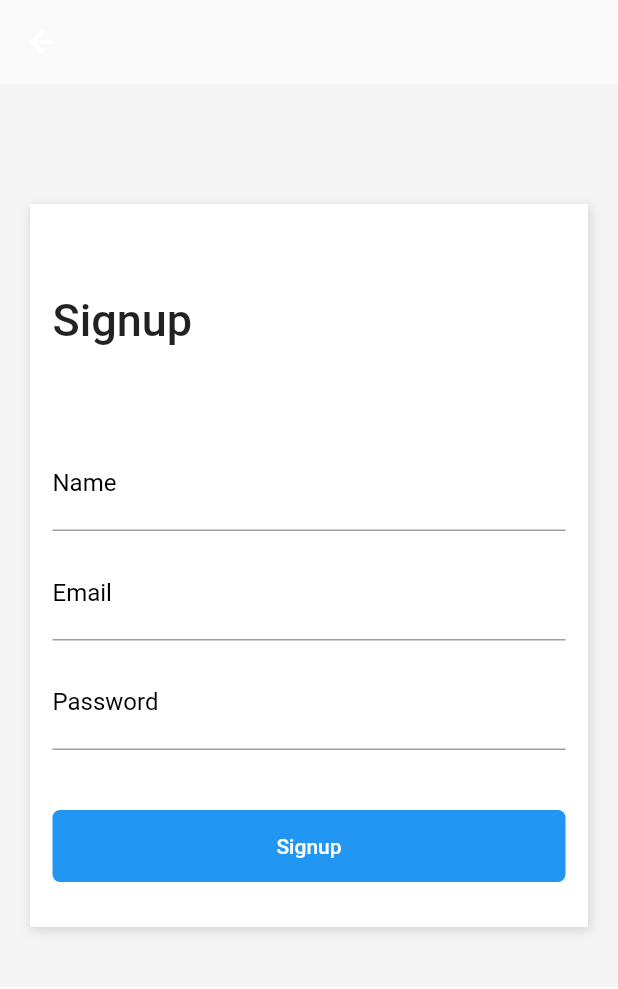
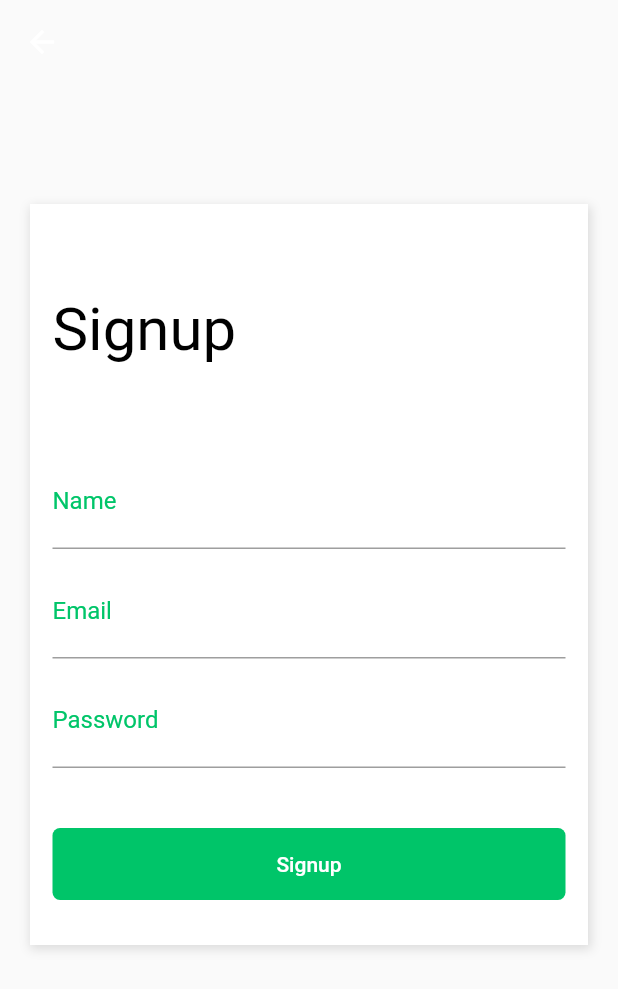
Before and after one commit to VitoriaMagnus/shopping, a Flutter app: the screen it shows after launch, item 3 of the bottom bar chosen, after a tap on "Sign Up", on a phone screen of 412 x 824 dp. Shown: the top 989 px of the screen. Run offline on Flutter 3.47's test engine with Material 2 defaults, Android fonts, the phone set to English and light mode, and no system bars.

```diff
--- a/lib/main.dart
+++ b/lib/main.dart
@@ -1,5 +1,7 @@
 import 'package:flutter/material.dart';
 import 'package:shopping/pages/tabs_page.dart';
+import 'package:shopping/themes/dark.theme.dart';
+import 'package:shopping/themes/light.theme.dart';
 
 void main() {
   runApp(const MyApp());
@@ -13,9 +15,7 @@ class MyApp extends StatelessWidget {
     return MaterialApp(
       title: 'Flutter Demo',
       debugShowCheckedModeBanner: false,
-      theme: ThemeData(
-        primaryColor: Colors.amber,
-      ),
+      theme: lightTheme(),
       home: const DefaultTabController(
         length: 3,
         child: TabsPage(),
--- a/lib/pages/home_page.dart
+++ b/lib/pages/home_page.dart
@@ -13,7 +13,6 @@ class HomePage extends StatelessWidget {
       body: SingleChildScrollView(
         child: Container(
           padding: EdgeInsets.all(15),
-          color: Color(0xFFF5F5F5),
           child: Column(
             crossAxisAlignment: CrossAxisAlignment.stretch,
             children: [
@@ -26,9 +25,7 @@ class HomePage extends StatelessWidget {
               ),
               Text(
                 'Categories',
-                style: TextStyle(
-                  fontSize: 30,
-                ),
+                style: Theme.of(context).textTheme.headlineMedium,
               ),
               SizedBox(
                 height: 10,
@@ -43,11 +40,9 @@ class HomePage extends StatelessWidget {
               Row(
                 mainAxisAlignment: MainAxisAlignment.spaceBetween,
                 children: [
-                  const Text(
+                  Text(
                     'Best Selling',
-                    style: TextStyle(
-                      fontSize: 30,
-                    ),
+                    style: Theme.of(context).textTheme.headlineMedium,
                   ),
                   TextButton(
                     onPressed: () {},
--- a/lib/pages/login_page.dart
+++ b/lib/pages/login_page.dart
@@ -1,3 +1,5 @@
+// ignore_for_file: prefer_const_constructors
+
 import 'package:flutter/material.dart';
 import 'package:shopping/pages/home_page.dart';
 import 'package:shopping/pages/signup_page.dart';
@@ -10,7 +12,6 @@ class LoginPage extends StatelessWidget {
     return Scaffold(
       body: SingleChildScrollView(
         child: Container(
-          color: Color(0xFFF5F5F5),
           padding: const EdgeInsets.only(
             top: 80,
             left: 20,
@@ -47,12 +48,13 @@ class LoginPage extends StatelessWidget {
                             children: [
                               Text(
                                 'Welcome',
-                                style: TextStyle(
-                                  fontSize: 30,
-                                  fontWeight: FontWeight.w500,
-                                ),
+                                style:
+                                    Theme.of(context).textTheme.headlineLarge,
                               ),
-                              Text('Sign in to continue'),
+                              Text(
+                                'Sign in to continue',
+                                style: Theme.of(context).textTheme.subtitle1,
+                              ),
                             ],
                           ),
                           TextButton(
@@ -64,7 +66,11 @@ class LoginPage extends StatelessWidget {
                                 ),
                               );
                             },
-                            child: Text('Sign Up'),
+                            child: Text(
+                              'Sign Up',
+                              style: TextStyle(
+                                  color: Theme.of(context).colorScheme.primary),
+                            ),
                           ),
                         ],
                       ),
@@ -77,7 +83,7 @@ class LoginPage extends StatelessWidget {
                         decoration: InputDecoration(
                           labelText: 'Email',
                           labelStyle: TextStyle(
-                            color: Colors.black,
+                            color: Theme.of(context).colorScheme.primary,
                             fontWeight: FontWeight.w400,
                             fontSize: 16,
                           ),
@@ -96,7 +102,7 @@ class LoginPage extends StatelessWidget {
                         decoration: InputDecoration(
                           labelText: 'Password',
                           labelStyle: TextStyle(
-                            color: Colors.black,
+                            color: Theme.of(context).colorScheme.primary,
                             fontWeight: FontWeight.w400,
                             fontSize: 16,
                           ),
@@ -110,7 +116,12 @@ class LoginPage extends StatelessWidget {
                         alignment: Alignment.centerRight,
                         child: TextButton(
                           onPressed: () {},
-                          child: const Text('Forgot your password?'),
+                          child: Text(
+                            'Forgot your password?',
+                            style: TextStyle(
+                              color: Theme.of(context).colorScheme.primary,
+                            ),
+                          ),
                         ),
                       ),
                       const SizedBox(
@@ -118,8 +129,8 @@ class LoginPage extends StatelessWidget {
                       ),
                       Container(
                         width: double.infinity,
-                        decoration: const BoxDecoration(
-                          color: Colors.blue,
+                        decoration: BoxDecoration(
+                          color: Theme.of(context).colorScheme.primary,
                           borderRadius: BorderRadius.all(
                             Radius.circular(5),
                           ),
@@ -157,7 +168,7 @@ class LoginPage extends StatelessWidget {
                 decoration: BoxDecoration(
                   border: Border.all(
                     width: 2,
-                    color: Colors.blue,
+                    color: Theme.of(context).colorScheme.primary,
                   ),
                   borderRadius: BorderRadius.all(
                     Radius.circular(5),
@@ -174,7 +185,10 @@ class LoginPage extends StatelessWidget {
                           'assets/facebook.png',
                         ),
                       ),
-                      const Text('Sign In with Facebook'),
+                      Text(
+                        'Sign In with Facebook',
+                        style: Theme.of(context).textTheme.bodyLarge,
+                      ),
                     ],
                   ),
                 ),
@@ -188,7 +202,7 @@ class LoginPage extends StatelessWidget {
                 decoration: BoxDecoration(
                   border: Border.all(
                     width: 2,
-                    color: Colors.blue,
+                    color: Theme.of(context).colorScheme.primary,
                   ),
                   borderRadius: BorderRadius.all(
                     Radius.circular(5),
@@ -205,7 +219,10 @@ class LoginPage extends StatelessWidget {
                           'assets/google.png',
                         ),
                       ),
-                      const Text('Sign In with Google'),
+                      Text(
+                        'Sign In with Google',
+                        style: Theme.of(context).textTheme.bodyLarge,
+                      ),
                     ],
                   ),
                 ),
--- a/lib/pages/signup_page.dart
+++ b/lib/pages/signup_page.dart
@@ -12,7 +12,6 @@ class SignupPage extends StatelessWidget {
       ),
       body: SingleChildScrollView(
         child: Container(
-          color: Color(0xFFF5F5F5),
           padding: const EdgeInsets.only(
             top: 80,
             left: 20,
@@ -44,10 +43,7 @@ class SignupPage extends StatelessWidget {
                     children: [
                       Text(
                         'Signup',
-                        style: TextStyle(
-                          fontSize: 30,
-                          fontWeight: FontWeight.w500,
-                        ),
+                        style: Theme.of(context).textTheme.headlineLarge,
                       ),
                       SizedBox(
                         height: 60,
@@ -58,7 +54,7 @@ class SignupPage extends StatelessWidget {
                         decoration: InputDecoration(
                           labelText: 'Name',
                           labelStyle: TextStyle(
-                            color: Colors.black,
+                            color: Theme.of(context).colorScheme.primary,
                             fontWeight: FontWeight.w400,
                             fontSize: 16,
                           ),
@@ -76,7 +72,7 @@ class SignupPage extends StatelessWidget {
                         decoration: InputDecoration(
                           labelText: 'Email',
                           labelStyle: TextStyle(
-                            color: Colors.black,
+                            color: Theme.of(context).colorScheme.primary,
                             fontWeight: FontWeight.w400,
                             fontSize: 16,
                           ),
@@ -95,7 +91,7 @@ class SignupPage extends StatelessWidget {
                         decoration: InputDecoration(
                           labelText: 'Password',
                           labelStyle: TextStyle(
-                            color: Colors.black,
+                            color: Theme.of(context).colorScheme.primary,
                             fontWeight: FontWeight.w400,
                             fontSize: 16,
                           ),
@@ -109,14 +105,14 @@ class SignupPage extends StatelessWidget {
                       ),
                       Container(
                         width: double.infinity,
-                        decoration: const BoxDecoration(
-                          color: Colors.blue,
+                        decoration: BoxDecoration(
+                          color: Theme.of(context).colorScheme.primary,
                           borderRadius: BorderRadius.all(
                             Radius.circular(5),
                           ),
                         ),
                         child: TextButton(
-                          child: const Text(
+                          child: Text(
                             'Signup',
                             style: TextStyle(
                               color: Colors.white,
--- a/lib/pages/tabs_page.dart
+++ b/lib/pages/tabs_page.dart
@@ -28,11 +28,11 @@ class TabsPage extends StatelessWidget {
             icon: Icon(Icons.perm_identity),
           ),
         ],
-        labelColor: Colors.blue,
+        labelColor: Color(0xFF00C569),
         unselectedLabelColor: Colors.black38,
         indicatorSize: TabBarIndicatorSize.label,
         indicatorPadding: EdgeInsets.all(5.0),
-        indicatorColor: Colors.blue,
+        indicatorColor: Color(0xFF00C569),
       ),
     );
   }
--- /dev/null
+++ b/lib/themes/light.theme.dart
@@ -0,0 +1,31 @@
+// ignore_for_file: prefer_const_constructors
+import 'package:flutter/material.dart';
+
+const brightness = Brightness.light; // troca o tema da cor!
+const primaryColor = Color(0xFF00C569);
+const lightColor = Color(0xFFFFFFFF);
+const backgroundColor = Color(0xFFF5F5F5);
+const dangerColor = Color(0xFFFF0000);
+
+ThemeData lightTheme() {
+  return ThemeData(
+    colorScheme: ColorScheme.light(
+      brightness: brightness,
+      primary: primaryColor,
+      onPrimary: Colors.white,
+    ),
+    tabBarTheme: const TabBarTheme(
+      labelColor: primaryColor,
+    ),
+
+    textTheme: TextTheme(
+      headlineMedium: TextStyle(
+        color: Colors.black,
+        fontSize: 30,
+      ),
+      // bodyText1: TextStyle(color: Colors.red),
+      headlineLarge: TextStyle(color: Colors.black),
+      // button: TextStyle(color: Colors.green),
+    ), // textTheme: TextTheme(
+  );
+}
--- a/lib/widgets/product/product_card_widget.dart
+++ b/lib/widgets/product/product_card_widget.dart
@@ -76,9 +76,7 @@ class ProductCard extends StatelessWidget {
             style: TextStyle(
               fontSize: 16,
               fontWeight: FontWeight.bold,
-              color: Color(
-                0xFF00C569,
-              ),
+              color: Theme.of(context).colorScheme.primary,
             ),
           )
         ],
--- a/lib/widgets/product/product_list_widget.dart
+++ b/lib/widgets/product/product_list_widget.dart
@@ -3,7 +3,7 @@ import 'package:shopping/widgets/product/product_card_widget.dart';
 
 class ProductList extends StatelessWidget {
   final Axis? scrollDirection;
-  ProductList({this.scrollDirection});
+  const ProductList({this.scrollDirection});
 
   @override
   Widget build(BuildContext context) {
--- a/lib/widgets/search_box_widget.dart
+++ b/lib/widgets/search_box_widget.dart
@@ -24,18 +24,18 @@ class SearchBox extends StatelessWidget {
             padding: const EdgeInsets.only(left: 10),
             child: TextFormField(
               keyboardType: TextInputType.text,
-              decoration: const InputDecoration(
+              decoration: InputDecoration(
                 border: InputBorder.none,
                 labelText: 'Search...',
                 labelStyle: TextStyle(
-                  color: Colors.blue,
+                  color: Theme.of(context).colorScheme.primary,
                   fontWeight: FontWeight.w300,
                   fontSize: 16,
                 ),
               ),
               style: TextStyle(
                 fontSize: 20,
-                color: Colors.blue,
+                color: Theme.of(context).colorScheme.primary,
               ),
             ),
           ),
```
Also changed, not shown: lib/pages/cart_page.dart (+12 -12 lines), lib/themes/dark.theme.dart (added, +35 -0 lines).
